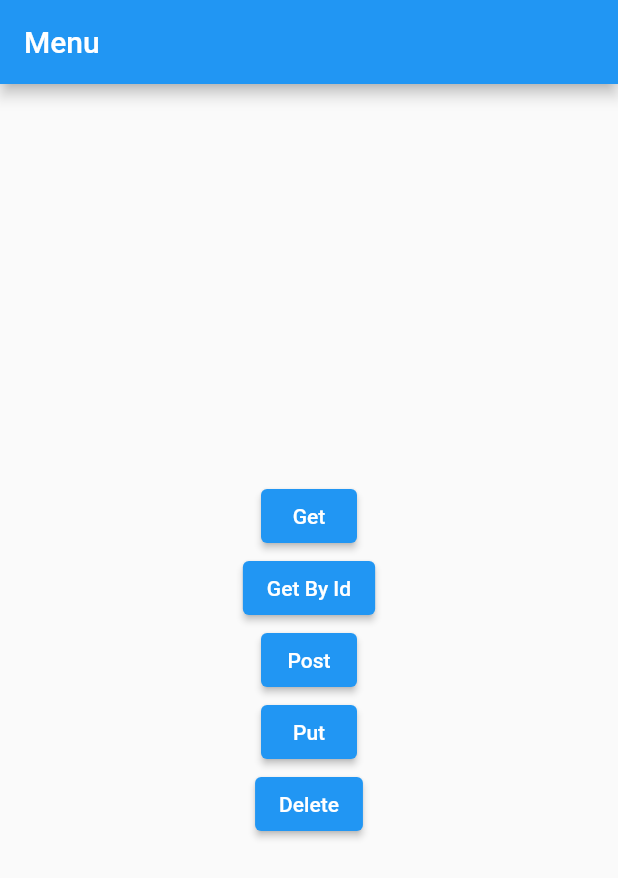
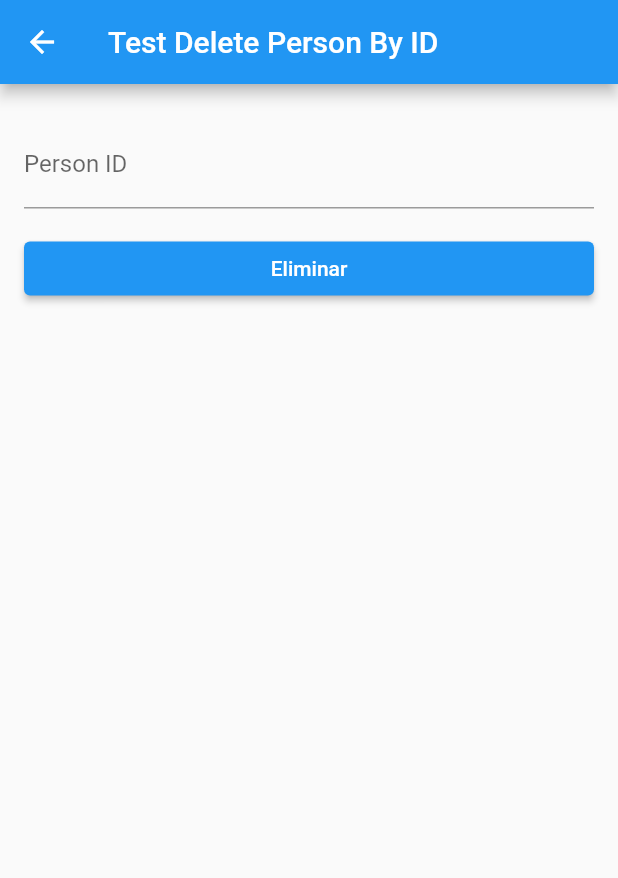
Before and after one commit to JesusFerru/backend, a Flutter app: the screen it shows after launch, after a tap on "Delete", on a phone screen of 412 x 824 dp. Shown: the top 878 px of the screen. Run offline on Flutter 3.47's test engine with Material 2 defaults, Android fonts, the phone set to English and light mode, and no system bars; our stand-ins replace cloud_firestore, firebase_core; accounts and stored records are empty.

Commit message:
adding delete page

```diff
--- /dev/null
+++ b/bd_prueba_firebase/lib/screens/delete_page.dart
@@ -0,0 +1,57 @@
+import 'package:flutter/material.dart';
+import '../backend/models/person.dart';
+import '../backend/services/person_services.dart';
+
+class DeletePage extends StatefulWidget {
+  @override
+  _DeletePageState createState() => _DeletePageState();
+}
+
+class _DeletePageState extends State<DeletePage> {
+  final _personIdController = TextEditingController();
+
+  static const String titleTest = "Test Delete Person By ID";
+  static const String fieldTest = "Person ID";
+  @override
+  Widget build(BuildContext context) {
+    return Scaffold(
+      appBar: AppBar(
+        title: Text(titleTest),
+      ),
+      body: Padding(
+        padding: EdgeInsets.all(16.0),
+        child: Column(
+          crossAxisAlignment: CrossAxisAlignment.stretch,
+          children: [
+            SizedBox(height: 8.0),
+            TextField(
+              controller: _personIdController,
+              decoration: InputDecoration(labelText: fieldTest),
+            ),
+            SizedBox(height: 16.0),
+            ElevatedButton(
+              onPressed: () async {
+                final personId = _personIdController.text;
+                try {
+                  await deletePerson(personId);
+                  ScaffoldMessenger.of(context).showSnackBar(
+                    SnackBar(
+                      content: Text('Persona eliminada correctamente'),
+                    ),
+                  );
+                } catch (e) {
+                  ScaffoldMessenger.of(context).showSnackBar(
+                    SnackBar(
+                      content: Text('Error al eliminar persona: $e'),
+                    ),
+                  );
+                }
+              },
+              child: Text('Eliminar'),
+            ),
+          ],
+        ),
+      ),
+    );
+  }
+}
--- a/bd_prueba_firebase/lib/screens/main_page.dart
+++ b/bd_prueba_firebase/lib/screens/main_page.dart
@@ -2,6 +2,7 @@ import 'package:bd_prueba_firebase/screens/post_page.dart';
 import 'package:bd_prueba_firebase/screens/put_page.dart';
 import 'package:flutter/material.dart';
 
+import 'delete_page.dart';
 import 'get_page.dart';
 import 'getbyid_page.dart';
 
@@ -61,10 +62,10 @@ class _MainPageState extends State<MainPage> {
             ),
             ElevatedButton(
               onPressed: () {
-                // Navigator.push(
-                //   context,
-                //   MaterialPageRoute(builder: (context) => DeletePage()),
-                // );
+                Navigator.push(
+                  context,
+                  MaterialPageRoute(builder: (context) => DeletePage()),
+                );
               },
               child: const Text('Delete'),
             ),
```
